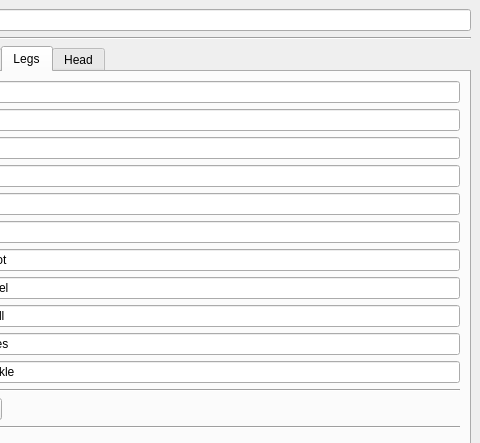
Above: scripts/jt_autorig.ui from jonathantopf/jt_tools before the change; both pictures show x 226 to 706 and y 0 to 443 of the 706 by 731 pixel window. Below: the same form after it.
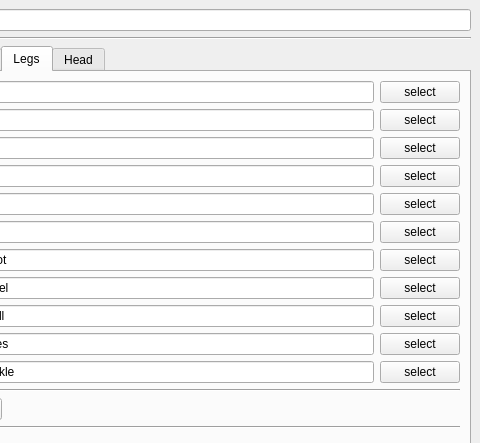
That is the form after the change.

Commit message: jt_autorig, added buttons to easily select leg joints in the ui

```diff
--- a/scripts/jt_autorig.ui
+++ b/scripts/jt_autorig.ui
@@ -823,6 +823,116 @@
             </property>
            </widget>
           </item>
+          <item row="0" column="3">
+           <widget class="QPushButton" name="pushButton_11">
+            <property name="text">
+             <string>select</string>
+            </property>
+            <property name="+c" stdset="0">
+             <string>'import jt_autorig;jt_autorig.ui_select_leg_rig_joint(&quot;jt_autorig_legs_pelvis_select_text&quot;)'</string>
+            </property>
+           </widget>
+          </item>
+          <item row="1" column="3">
+           <widget class="QPushButton" name="pushButton_12">
+            <property name="text">
+             <string>select</string>
+            </property>
+            <property name="+c" stdset="0">
+             <string>'import jt_autorig;jt_autorig.ui_select_leg_rig_joint(&quot;jt_autorig_legs_hip_select_text&quot;)'</string>
+            </property>
+           </widget>
+          </item>
+          <item row="2" column="3">
+           <widget class="QPushButton" name="pushButton_13">
+            <property name="text">
+             <string>select</string>
+            </property>
+            <property name="+c" stdset="0">
+             <string>'import jt_autorig;jt_autorig.ui_select_leg_rig_joint(&quot;jt_autorig_legs_knee_select_text&quot;)'</string>
+            </property>
+           </widget>
+          </item>
+          <item row="3" column="3">
+           <widget class="QPushButton" name="pushButton_14">
+            <property name="text">
+             <string>select</string>
+            </property>
+            <property name="+c" stdset="0">
+             <string>'import jt_autorig;jt_autorig.ui_select_leg_rig_joint(&quot;jt_autorig_legs_ankle_select_text&quot;)'</string>
+            </property>
+           </widget>
+          </item>
+          <item row="4" column="3">
+           <widget class="QPushButton" name="pushButton_15">
+            <property name="text">
+             <string>select</string>
+            </property>
+            <property name="+c" stdset="0">
+             <string>'import jt_autorig;jt_autorig.ui_select_leg_rig_joint(&quot;jt_autorig_legs_ball_select_text&quot;)'</string>
+            </property>
+           </widget>
+          </item>
+          <item row="5" column="3">
+           <widget class="QPushButton" name="pushButton_16">
+            <property name="text">
+             <string>select</string>
+            </property>
+            <property name="+c" stdset="0">
+             <string>'import jt_autorig;jt_autorig.ui_select_leg_rig_joint(&quot;jt_autorig_legs_toes_select_text&quot;)'</string>
+            </property>
+           </widget>
+          </item>
+          <item row="6" column="3">
+           <widget class="QPushButton" name="pushButton_17">
+            <property name="text">
+             <string>select</string>
+            </property>
+            <property name="+c" stdset="0">
+             <string>'import jt_autorig;jt_autorig.ui_select_leg_rig_joint(&quot;jt_autorig_legs_reverse_foot_root_select_text&quot;)'</string>
+            </property>
+           </widget>
+          </item>
+          <item row="7" column="3">
+           <widget class="QPushButton" name="pushButton_18">
+            <property name="text">
+             <string>select</string>
+            </property>
+            <property name="+c" stdset="0">
+             <string>'import jt_autorig;jt_autorig.ui_select_leg_rig_joint(&quot;jt_autorig_legs_reverse_foot_heel_select_text&quot;)'</string>
+            </property>
+           </widget>
+          </item>
+          <item row="8" column="3">
+           <widget class="QPushButton" name="pushButton_19">
+            <property name="text">
+             <string>select</string>
+            </property>
+            <property name="+c" stdset="0">
+             <string>'import jt_autorig;jt_autorig.ui_select_leg_rig_joint(&quot;jt_autorig_legs_reverse_foot_ball_select_text&quot;)'</string>
+            </property>
+           </widget>
+          </item>
+          <item row="9" column="3">
+           <widget class="QPushButton" name="pushButton_20">
+            <property name="text">
+             <string>select</string>
+            </property>
+            <property name="+c" stdset="0">
+             <string>'import jt_autorig;jt_autorig.ui_select_leg_rig_joint(&quot;jt_autorig_legs_reverse_foot_toes_select_text&quot;)'</string>
+            </property>
+           </widget>
+          </item>
+          <item row="10" column="3">
+           <widget class="QPushButton" name="pushButton_21">
+            <property name="text">
+             <string>select</string>
+            </property>
+            <property name="+c" stdset="0">
+             <string>'import jt_autorig;jt_autorig.ui_select_leg_rig_joint(&quot;jt_autorig_legs_reverse_foot_ankle_select_text&quot;)'</string>
+            </property>
+           </widget>
+          </item>
          </layout>
         </item>
         <item>
```
The commit also changes 1 other file.
